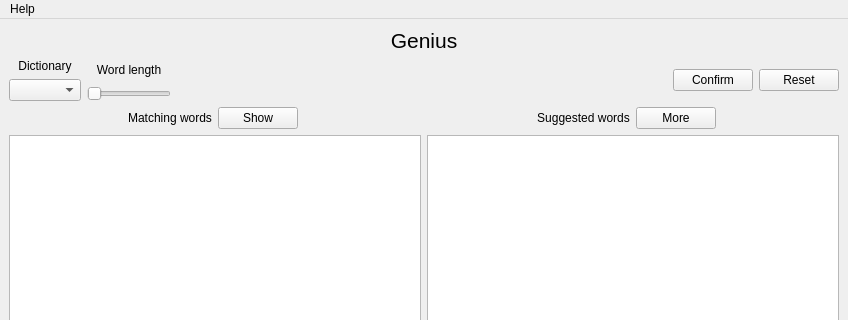
The window that genius.ui (B1rtek/Genius) describes before a commit, drawn with Qt 5; both pictures show x 0 to 848 and y 0 to 320 of the 848 by 543 pixel window.
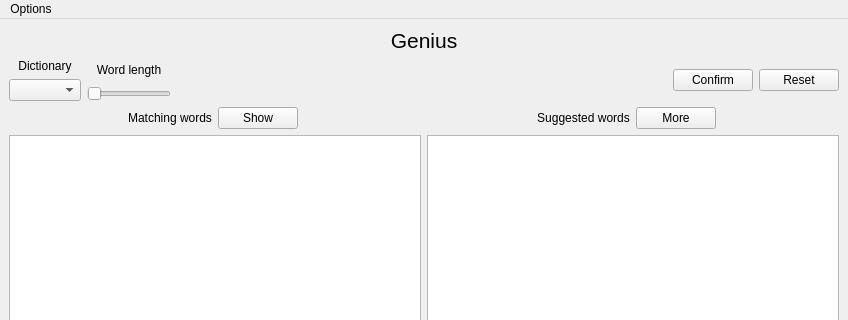
The same window after the commit. Icons and pictures are not drawn.

Commit message: Added a settings dialog

```diff
--- a/genius.ui
+++ b/genius.ui
@@ -215,12 +215,12 @@
      <x>0</x>
      <y>0</y>
      <width>848</width>
-     <height>21</height>
+     <height>27</height>
     </rect>
    </property>
    <widget class="QMenu" name="menuHelp">
     <property name="title">
-     <string>Help</string>
+     <string>Options</string>
     </property>
     <addaction name="actionHelp"/>
    </widget>
```
Left out of the diff: 9 changed lines with no effect on the pictures. The commit also changes 1 other file.
